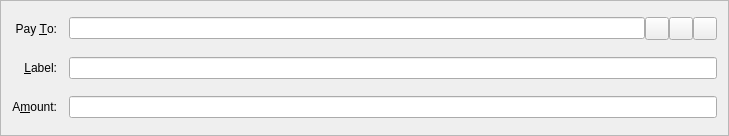
Qt form src/qt/forms/sendcoinsentry.ui (bitstar/bitstar) before a commit.
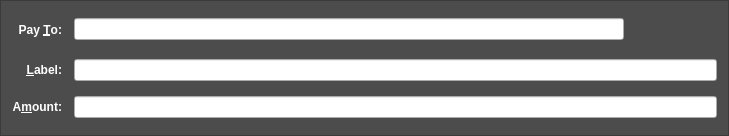
The same form after that commit. Icons and pictures are not drawn. Custom widgets are drawn as their Qt base class.

Patch:
```diff
--- a/src/qt/forms/sendcoinsentry.ui
+++ b/src/qt/forms/sendcoinsentry.ui
@@ -13,6 +13,12 @@
   <property name="windowTitle">
    <string>Form</string>
   </property>
+  <property name="styleSheet">
+   <string notr="true">QFrame {
+	background: #4C4C4C;
+	color: #FFFFFF;
+}</string>
+  </property>
   <property name="frameShape">
    <enum>QFrame::StyledPanel</enum>
   </property>
@@ -25,6 +31,13 @@
    </property>
    <item row="5" column="0">
     <widget class="QLabel" name="label">
+     <property name="styleSheet">
+      <string notr="true">QLabel {
+	color: #FFFFFF;
+	font-weight: bold;
+	font-size: 12px;
+}</string>
+     </property>
      <property name="text">
       <string>A&amp;mount:</string>
      </property>
@@ -38,6 +51,13 @@
    </item>
    <item row="3" column="0">
     <widget class="QLabel" name="label_2">
+     <property name="styleSheet">
+      <string notr="true">QLabel {
+	color: #FFFFFF;
+	font-weight: bold;
+	font-size: 12px;
+}</string>
+     </property>
      <property name="text">
       <string>Pay &amp;To:</string>
      </property>
@@ -50,7 +70,15 @@
     </widget>
    </item>
    <item row="5" column="1">
-    <widget class="BitcoinAmountField" name="payAmount"/>
+    <widget class="BitcoinAmountField" name="payAmount">
+     <property name="styleSheet">
+      <string notr="true">BitcoinAmountField {
+	color: #FFFFFF;
+	font-weight: bold;
+	font-size: 12px;
+}</string>
+     </property>
+    </widget>
    </item>
    <item row="4" column="1">
     <layout class="QHBoxLayout" name="horizontalLayout_2">
@@ -65,12 +93,26 @@
        <property name="toolTip">
         <string>Enter a label for this address to add it to your address book</string>
        </property>
+       <property name="styleSheet">
+        <string notr="true">QValidatedLineEdit {
+	color: #FFFFFF;
+	font-weight: bold;
+	font-size: 12px;
+}</string>
+       </property>
       </widget>
      </item>
     </layout>
    </item>
    <item row="4" column="0">
     <widget class="QLabel" name="label_4">
+     <property name="styleSheet">
+      <string notr="true">QLabel {
+	color: #FFFFFF;
+	font-weight: bold;
+	font-size: 12px;
+}</string>
+     </property>
      <property name="text">
       <string>&amp;Label:</string>
      </property>
@@ -85,13 +127,25 @@
    <item row="3" column="1">
     <layout class="QHBoxLayout" name="payToLayout">
      <property name="spacing">
-      <number>0</number>
+      <number>-1</number>
      </property>
      <item>
       <widget class="QValidatedLineEdit" name="payTo">
+       <property name="font">
+        <font>
+         <kerning>true</kerning>
+        </font>
+       </property>
        <property name="toolTip">
         <string>The address to send the payment to  (e.g. 4Zo1ga6xuKuQ7JV7M9rGDoxdbYwV5zgQJ5)</string>
        </property>
+       <property name="styleSheet">
+        <string notr="true">QValidatedLineEdit {
+	color: #FFFFFF;
+	font-weight: bold;
+	font-size: 12px;
+}</string>
+       </property>
        <property name="maxLength">
         <number>34</number>
        </property>
@@ -102,6 +156,16 @@
        <property name="toolTip">
         <string>Choose address from address book</string>
        </property>
+       <property name="styleSheet">
+        <string notr="true">QToolButton {
+	border: none;
+	background: transparent;
+	height: 26px;
+	color: #BED431;
+	font-weight: bold;
+}
+</string>
+       </property>
        <property name="text">
         <string/>
        </property>
@@ -119,6 +183,16 @@
        <property name="toolTip">
         <string>Paste address from clipboard</string>
        </property>
+       <property name="styleSheet">
+        <string notr="true">QToolButton {
+	border: none;
+	background: transparent;
+	height: 26px;
+	color: #BED431;
+	font-weight: bold;
+}
+</string>
+       </property>
        <property name="text">
         <string/>
        </property>
@@ -136,6 +210,16 @@
        <property name="toolTip">
         <string>Remove this recipient</string>
        </property>
+       <property name="styleSheet">
+        <string notr="true">QToolButton {
+	border: none;
+	background: transparent;
+	height: 26px;
+	color: #BED431;
+	font-weight: bold;
+}
+</string>
+       </property>
        <property name="text">
         <string/>
        </property>
```
